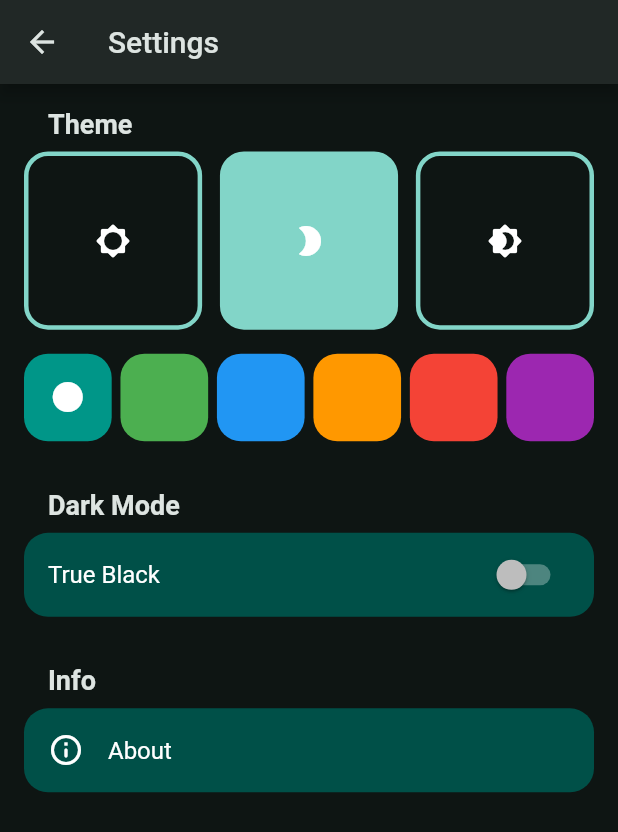
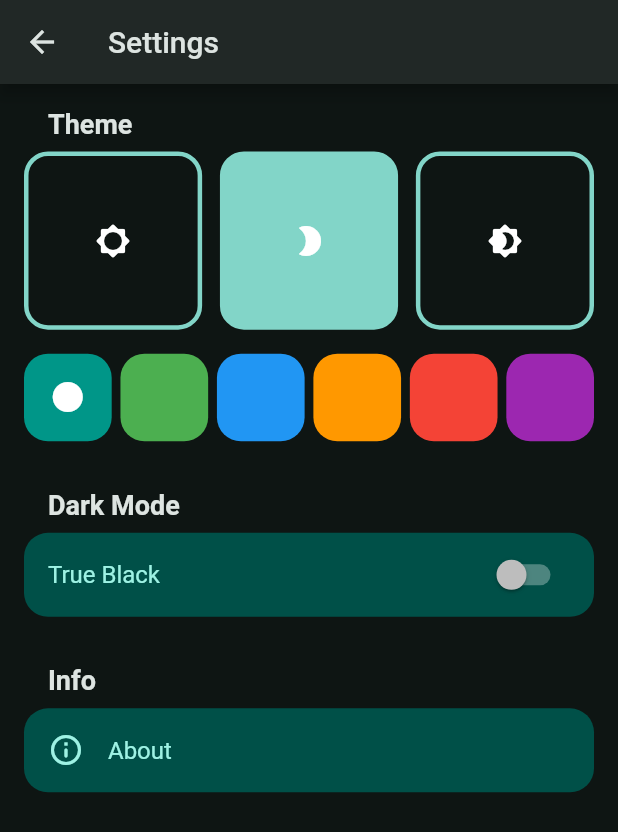
Before and after one commit to KitsuneSamaIX/Uniud-Timetable-App, a Flutter app: the screen it shows after launch, after a tap on the "settings" icon, on a phone screen of 412 x 824 dp. Shown: the top 832 px of the screen. Run offline on Flutter 3.47's test engine with Material 2 defaults, Android fonts, the phone set to English and light mode, and no system bars; our stand-ins replace calendar_timeline, shared_preferences.

Commit message:
Theming adjustments. Code improvements.

```diff
--- a/lib/pages/main_pages/home_page.dart
+++ b/lib/pages/main_pages/home_page.dart
@@ -58,7 +58,7 @@ class _HomePageState extends State<HomePage> {
                 Radius.circular(_fabDimension / 2),
               ),
             ),
-            closedColor: Theme.of(context).colorScheme.secondary,
+            closedColor: Theme.of(context).colorScheme.primary,
             closedBuilder: (BuildContext context, VoidCallback openContainer) {
               return SizedBox(
                 height: _fabDimension,
@@ -66,7 +66,7 @@ class _HomePageState extends State<HomePage> {
                 child: Center(
                   child: Icon(
                     Icons.add,
-                    color: Theme.of(context).colorScheme.onSecondary,
+                    color: Theme.of(context).colorScheme.onPrimary,
                   ),
                 ),
               );
--- a/lib/pages/settings_page.dart
+++ b/lib/pages/settings_page.dart
@@ -93,13 +93,19 @@ class _SettingsElement extends StatelessWidget {
 
   @override
   Widget build(BuildContext context) {
-    return ListTile(
-      shape: RoundedRectangleBorder(borderRadius: BorderRadius.circular(16),),
-      minLeadingWidth: 0,
-      leading: leading,
-      title: title,
-      trailing: trailing,
-      onTap: onTap,
+    return IconTheme(
+      data: IconThemeData(
+        color: Theme.of(context).colorScheme.onPrimaryContainer,
+      ),
+      child: ListTile(
+        textColor: Theme.of(context).colorScheme.onPrimaryContainer,
+        shape: RoundedRectangleBorder(borderRadius: BorderRadius.circular(16)),
+        minLeadingWidth: 0,
+        leading: leading,
+        title: title,
+        trailing: trailing,
+        onTap: onTap,
+      ),
     );
   }
 }
```
Also changed, not shown: lib/profile_configuration_flows/uniud_conf_flow.dart (+8 -24 lines).
